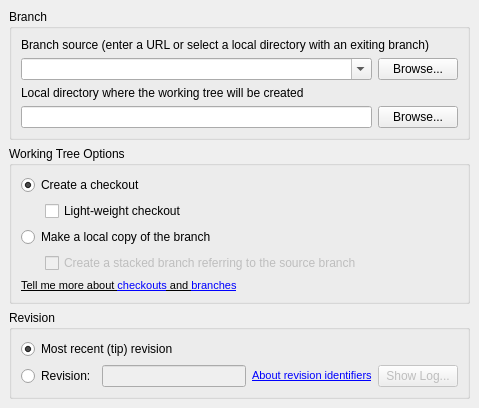
First picture: the form in ui/new_tree.ui, repository breezy-team/qbrz, before the edit.
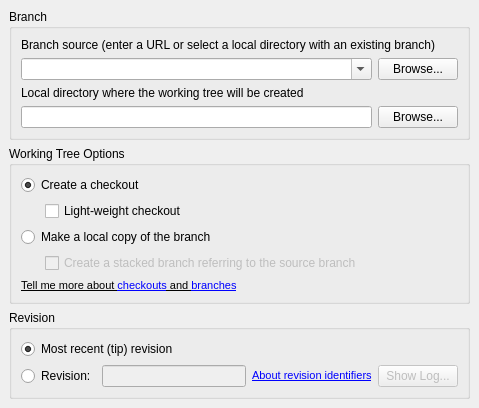
Second picture: the form after the edit.

Commit message: qgetnew: fix typo in the label text

Diff of the .ui file:
```diff
--- a/ui/new_tree.ui
+++ b/ui/new_tree.ui
@@ -25,7 +25,7 @@
       <item row="0" column="0" colspan="2" >
        <widget class="QLabel" name="label_4" >
         <property name="text" >
-         <string>Branch source (enter a URL or select a local directory with an exiting branch)</string>
+         <string>Branch source (enter a URL or select a local directory with an existing branch)</string>
         </property>
        </widget>
       </item>
```
The commit also changes 2 other files.
